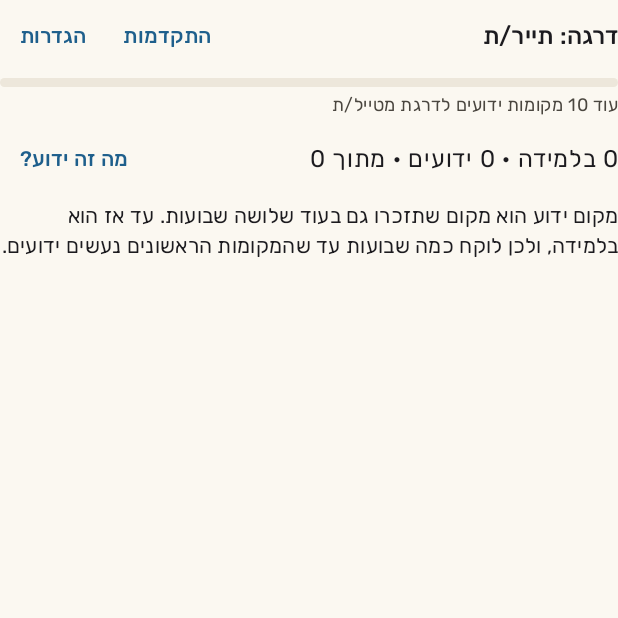
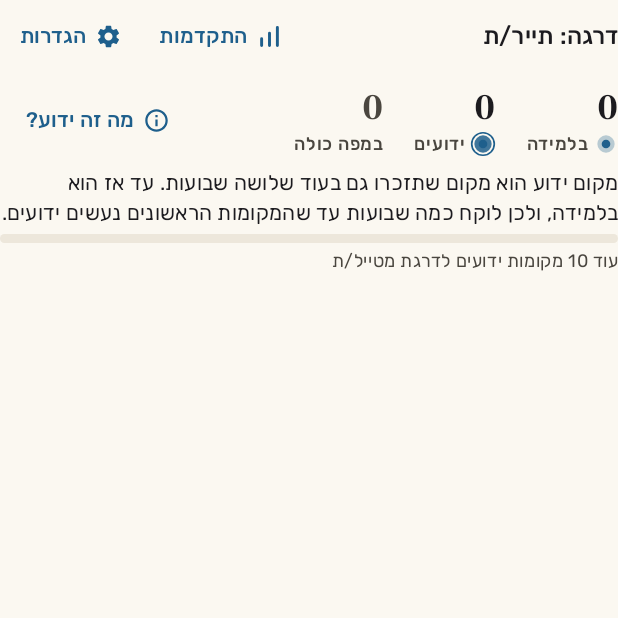
Before and after one commit to shavei/Learn-Israel, an Android app built with Jetpack Compose: the composable HomeHeader shown on its own in the app's theme, after a tap on "מה זה ידוע?", on a phone screen of 412 x 824 dp, the top half of it. Run offline under Robolectric (Android 15) with nearby library versions, the phone set to English and light mode, and no system bars; network calls fail.

Commit message:
Read the counts as a map legend, and give the ways around icons beside their words
Home and progress show the places as three numbers, known, learning and the whole map,
each label beside the mark the map draws for it, so the numbers and the map read
together. Screen readers hear the same sentence as before. "What is known?" sits beside
them, and its answer scrolls into view when it opens.

Progress and settings get a chart and a gear, the way back an arrow, and the other ways
to practice a lock when closed and an arrow when open. Every word stays: the icons only
help find a button again. The buttons wrap at the largest text instead of being cut off.

Co-Authored-By: Claude Opus 5.5 <noreply@anthropic.com>
Claude-Session: https://claude.ai/code/session_01MPVKWsA1Lyc7L4jZk9EKXY

```diff
--- a/app/build.gradle.kts
+++ b/app/build.gradle.kts
@@ -68,6 +68,7 @@ dependencies {
     implementation(platform(libs.compose.bom))
     implementation(libs.compose.ui)
     implementation(libs.compose.material3)
+    implementation(libs.compose.material.icons.core)
     implementation(libs.compose.ui.tooling.preview)
     debugImplementation(libs.compose.ui.tooling)
 
--- /dev/null
+++ b/app/src/main/kotlin/com/shavei/mapa/ui/Legend.kt
@@ -0,0 +1,116 @@
+package com.shavei.mapa.ui
+
+import androidx.compose.foundation.Canvas
+import androidx.compose.foundation.layout.Arrangement
+import androidx.compose.foundation.layout.Column
+import androidx.compose.foundation.layout.Row
+import androidx.compose.foundation.layout.Spacer
+import androidx.compose.foundation.layout.size
+import androidx.compose.foundation.layout.width
+import androidx.compose.material3.Icon
+import androidx.compose.material3.MaterialTheme
+import androidx.compose.material3.Text
+import androidx.compose.material3.TextButton
+import androidx.compose.runtime.Composable
+import androidx.compose.ui.Alignment
+import androidx.compose.ui.Modifier
+import androidx.compose.ui.graphics.Color
+import androidx.compose.ui.graphics.SolidColor
+import androidx.compose.ui.graphics.StrokeCap
+import androidx.compose.ui.graphics.drawscope.Stroke
+import androidx.compose.ui.graphics.vector.ImageVector
+import androidx.compose.ui.graphics.vector.path
+import androidx.compose.ui.res.pluralStringResource
+import androidx.compose.ui.res.stringResource
+import androidx.compose.ui.semantics.clearAndSetSemantics
+import androidx.compose.ui.semantics.contentDescription
+import androidx.compose.ui.text.style.TextAlign
+import androidx.compose.ui.unit.Dp
+import androidx.compose.ui.unit.dp
+import com.shavei.mapa.R
+import com.shavei.mapa.ui.theme.LocalMapPalette
+
+/** A place mark as the map draws it: a soft halo, stronger once known, with a ring for known places. */
+@Composable
+fun LegendMark(color: Color, known: Boolean, size: Dp = 20.dp) {
+    Canvas(Modifier.size(size)) {
+        val r = this.size.minDimension / 2
+        drawCircle(color, radius = r * 0.72f, alpha = if (known) 0.85f else 0.3f)
+        drawCircle(color, radius = r * 0.36f)
+        if (known) drawCircle(color, radius = r * 0.94f, style = Stroke(width = r * 0.14f))
+    }
+}
+
+/**
+ * The player's places as a map legend: the known and the learning counts, each beside the
+ * mark the map draws for it, and the size of the whole map. For a new player, who knows
+ * none yet, the learning count leads. Screen readers hear the same counts as one sentence.
+ */
+@Composable
+fun PlaceCounts(known: Int, learning: Int, total: Int, modifier: Modifier = Modifier) {
+    val sentence =
+        if (known == 0) stringResource(R.string.home_counts_learning, learning, known, total)
+        else pluralStringResource(R.plurals.home_counts_known, known, known, learning, total)
+    val color = LocalMapPalette.current.mastery
+    val knownStat = @Composable {
+        Count(known, pluralStringResource(R.plurals.counts_known, known)) { LegendMark(color, known = true, size = 16.dp) }
+    }
+    val learningStat = @Composable {
+        Count(learning, stringResource(R.string.counts_learning)) { LegendMark(color, known = false, size = 16.dp) }
+    }
+    Row(
+        modifier.clearAndSetSemantics { contentDescription = sentence },
+        horizontalArrangement = Arrangement.spacedBy(20.dp),
+    ) {
+        if (known == 0) {
+            learningStat()
+            knownStat()
+        } else {
+            knownStat()
+            learningStat()
+        }
+        Count(total, stringResource(R.string.counts_total), muted = true, mark = null)
+    }
+}
+
+/** One count: the number large, in the atlas face, with what it counts under it beside its map mark. */
+@Composable
+private fun Count(value: Int, label: String, muted: Boolean = false, mark: (@Composable () -> Unit)?) {
+    val labelColor = MaterialTheme.colorScheme.onSurfaceVariant
+    Column {
+        Text(
+            value.toString(),
+            style = MaterialTheme.typography.headlineSmall,
+            color = if (muted) labelColor else MaterialTheme.colorScheme.onSurface,
+        )
+        Row(verticalAlignment = Alignment.CenterVertically) {
+            if (mark != null) {
+                mark()
+                Spacer(Modifier.width(4.dp))
+            }
+            Text(label, style = MaterialTheme.typography.labelMedium, color = labelColor, textAlign = TextAlign.Start)
+        }
+    }
+}
+
+/**
+ * A text button with a small icon before its word. The word always stays: the icon helps
+ * find the button again, the word says what it does.
+ */
+@Composable
+fun IconTextButton(text: String, icon: ImageVector, onClick: () -> Unit, modifier: Modifier = Modifier) {
+    TextButton(onClick = onClick, modifier = modifier) {
+        Icon(icon, contentDescription = null, modifier = Modifier.size(18.dp))
+        Spacer(Modifier.width(6.dp))
+        Text(text)
+    }
+}
+
+/** Three rising bars: progress. Material's core icons have no chart. */
+val ProgressIcon: ImageVector = ImageVector.Builder("Progress", 24.dp, 24.dp, 24f, 24f).apply {
+    path(stroke = SolidColor(Color.Black), strokeLineWidth = 2.6f, strokeLineCap = StrokeCap.Round) {
+        moveTo(5f, 20f); lineTo(5f, 14f)
+        moveTo(12f, 20f); lineTo(12f, 9f)
+        moveTo(19f, 20f); lineTo(19f, 4f)
+    }
+}.build()
--- a/app/src/main/kotlin/com/shavei/mapa/ui/home/HomeScreen.kt
+++ b/app/src/main/kotlin/com/shavei/mapa/ui/home/HomeScreen.kt
@@ -1,7 +1,7 @@
 package com.shavei.mapa.ui.home
 
 import androidx.compose.foundation.BorderStroke
-import androidx.compose.foundation.Canvas
+import androidx.compose.foundation.ExperimentalFoundationApi
 import androidx.compose.foundation.layout.Arrangement
 import androidx.compose.foundation.layout.Box
 import androidx.compose.foundation.layout.Column
@@ -18,12 +18,21 @@ import androidx.compose.foundation.layout.padding
 import androidx.compose.foundation.layout.safeDrawingPadding
 import androidx.compose.foundation.layout.size
 import androidx.compose.foundation.layout.width
+import androidx.compose.foundation.relocation.BringIntoViewRequester
+import androidx.compose.foundation.relocation.bringIntoViewRequester
 import androidx.compose.foundation.rememberScrollState
 import androidx.compose.foundation.verticalScroll
+import androidx.compose.material.icons.Icons
+import androidx.compose.material.icons.automirrored.filled.KeyboardArrowRight
+import androidx.compose.material.icons.filled.Lock
+import androidx.compose.material.icons.filled.Settings
+import androidx.compose.material.icons.outlined.Info
 import androidx.compose.material3.AlertDialog
 import androidx.compose.material3.Button
+import androidx.compose.material3.ButtonDefaults
 import androidx.compose.material3.CardDefaults
 import androidx.compose.material3.HorizontalDivider
+import androidx.compose.material3.Icon
 import androidx.compose.material3.LinearProgressIndicator
 import androidx.compose.material3.MaterialTheme
 import androidx.compose.material3.OutlinedButton
@@ -45,7 +54,6 @@ import androidx.compose.ui.Modifier
 import androidx.compose.ui.draw.alpha
 import androidx.compose.ui.draw.clipToBounds
 import androidx.compose.ui.graphics.Color
-import androidx.compose.ui.graphics.drawscope.Stroke
 import androidx.compose.ui.layout.boundsInRoot
 import androidx.compose.ui.layout.onGloballyPositioned
 import androidx.compose.ui.platform.LocalConfiguration
@@ -68,8 +76,12 @@ import com.shavei.mapa.content.PlaceType
 import com.shavei.mapa.learning.Blitz
 import com.shavei.mapa.learning.Rank
 import com.shavei.mapa.learning.Streak
+import com.shavei.mapa.ui.IconTextButton
+import com.shavei.mapa.ui.LegendMark
 import com.shavei.mapa.ui.MapCard
 import com.shavei.mapa.ui.Panel
+import com.shavei.mapa.ui.PlaceCounts
+import com.shavei.mapa.ui.ProgressIcon
 import com.shavei.mapa.ui.formatPoints
 import com.shavei.mapa.ui.formatTime
 import com.shavei.mapa.ui.map.MapDecoration
@@ -245,8 +257,11 @@ private fun ActionCard(modifier: Modifier, button: @Composable () -> Unit, conte
     }
 }
 
-/** The rank, the way to the next one, and the counts; with the ways to progress and settings. */
-@OptIn(ExperimentalLayoutApi::class)
+/**
+ * The counts as a map legend, then the rank and the way to the next one; with the ways to
+ * progress and settings, each a word with an icon.
+ */
+@OptIn(ExperimentalLayoutApi::class, ExperimentalFoundationApi::class)
 @Composable
 private fun HomeHeader(state: HomeState, compact: Boolean, onProgress: () -> Unit, onSettings: () -> Unit) {
     Column(verticalArrangement = Arrangement.spacedBy(4.dp)) {
@@ -257,14 +272,30 @@ private fun HomeHeader(state: HomeState, compact: Boolean, onProgress: () -> Uni
                 style = MaterialTheme.typography.titleMedium,
                 modifier = Modifier.align(Alignment.CenterVertically).semantics { heading() },
             )
-            Row {
-                TextButton(onClick = onProgress) { Text(stringResource(R.string.home_progress)) }
-                TextButton(onClick = onSettings) { Text(stringResource(R.string.home_settings)) }
+            // These wrap too: with the largest text two buttons with icons do not fit side by side.
+            FlowRow {
+                IconTextButton(stringResource(R.string.home_progress), ProgressIcon, onProgress)
+                IconTextButton(stringResource(R.string.home_settings), Icons.Filled.Settings, onSettings)
             }
+        }
+        // What "known" means, right beside the counts that use the word; under them when narrow.
+        var explained by rememberSaveable { mutableStateOf(false) }
+        FlowRow(Modifier.fillMaxWidth().padding(vertical = 4.dp), horizontalArrangement = Arrangement.SpaceBetween) {
+            PlaceCounts(state.known, state.learned - state.known, state.total)
+            KnownWhat(Modifier.align(Alignment.Bottom)) { explained = !explained }
+        }
+        if (explained) {
+            // The card is short and scrolls: the answer scrolls into view, so the tap never seems to do nothing.
+            val answer = remember { BringIntoViewRequester() }
+            LaunchedEffect(Unit) { answer.bringIntoView() }
+            Text(
+                stringResource(R.string.home_known_explained),
+                style = MaterialTheme.typography.bodyMedium,
+                modifier = Modifier.bringIntoViewRequester(answer).semantics { liveRegion = LiveRegionMode.Polite },
+            )
         }
         // The way to the next rank in words is also on the progress screen; the bar stays.
         RankProgress(state, showNext = !compact)
-        KnownCounts(state)
     }
 }
 
@@ -348,30 +379,13 @@ private fun MainButton(state: HomeState, hasWork: Boolean, onStartSession: (extr
     }
 }
 
-/**
- * Places in learning and known, in one line. "Known" takes three weeks of stable memory,
- * so for a new player the learning count leads and the line explains itself on request.
- */
-@OptIn(ExperimentalLayoutApi::class)
+/** "Known" takes three weeks of stable memory, so the counts explain it on request. */
 @Composable
-private fun KnownCounts(state: HomeState) {
-    var explained by rememberSaveable { mutableStateOf(false) }
-    val learning = state.learned - state.known
-    FlowRow(Modifier.fillMaxWidth(), horizontalArrangement = Arrangement.SpaceBetween) {
-        Text(
-            if (state.known == 0) stringResource(R.string.home_counts_learning, learning, state.known, state.total)
-            else pluralStringResource(R.plurals.home_counts_known, state.known, state.known, learning, state.total),
-            style = MaterialTheme.typography.bodyLarge,
-            modifier = Modifier.align(Alignment.CenterVertically),
-        )
-        TextButton(onClick = { explained = !explained }) { Text(stringResource(R.string.home_known_what)) }
-    }
-    if (explained) {
-        Text(
-            stringResource(R.string.home_known_explained),
-            style = MaterialTheme.typography.bodyMedium,
-            modifier = Modifier.semantics { liveRegion = LiveRegionMode.Polite },
-        )
+private fun KnownWhat(modifier: Modifier, onClick: () -> Unit) {
+    TextButton(onClick = onClick, modifier = modifier, contentPadding = ButtonDefaults.TextButtonWithIconContentPadding) {
+        Icon(Icons.Outlined.Info, contentDescription = null, modifier = Modifier.size(18.dp))
+        Spacer(Modifier.width(6.dp))
+        Text(stringResource(R.string.home_known_what))
     }
 }
 
@@ -489,17 +503,6 @@ private fun MasteryLegend() {
     }
 }
 
-/** A place mark as the map draws it: a soft halo, stronger once known, with a ring for known places. */
-@Composable
-private fun LegendMark(color: Color, known: Boolean) {
-    Canvas(Modifier.size(20.dp)) {
-        val r = size.minDimension / 2
-        drawCircle(color, radius = r * 0.72f, alpha = if (known) 0.85f else 0.3f)
-        drawCircle(color, radius = r * 0.36f)
-        if (known) drawCircle(color, radius = r * 0.94f, style = Stroke(width = r * 0.14f))
-    }
-}
-
 /**
  * The other ways to practice, each saying what it is, and when locked, what opens it. The
  * locks count in the same words as the top card: a place "in learning" opens free play once
@@ -546,13 +549,22 @@ private fun Modes(
 private fun Mode(title: String, note: String, enabled: Boolean, onClick: () -> Unit) {
     // A locked mode is faded as a whole, so it never looks more inviting than an open one.
     OutlinedCard(onClick = onClick, enabled = enabled, modifier = Modifier.fillMaxWidth().alpha(if (enabled) 1f else 0.55f)) {
-        Column(Modifier.padding(horizontal = 16.dp, vertical = 10.dp)) {
-            Text(
-                title,
-                style = MaterialTheme.typography.titleSmall,
-                color = if (enabled) MaterialTheme.colorScheme.primary else MaterialTheme.colorScheme.onSurfaceVariant,
+        Row(Modifier.padding(horizontal = 16.dp, vertical = 10.dp), verticalAlignment = Alignment.CenterVertically) {
+            Column(Modifier.weight(1f)) {
+                Text(
+                    title,
+                    style = MaterialTheme.typography.titleSmall,
+                    color = if (enabled) MaterialTheme.colorScheme.primary else MaterialTheme.colorScheme.onSurfaceVariant,
+                )
+                Text(note, style = MaterialTheme.typography.bodySmall, color = MaterialTheme.colorScheme.onSurfaceVariant)
+            }
+            // A lock says "not yet" before the note is read; an open mode has the arrow of a way in.
+            Icon(
+                if (enabled) Icons.AutoMirrored.Filled.KeyboardArrowRight else Icons.Filled.Lock,
+                contentDescription = null,
+                tint = if (enabled) MaterialTheme.colorScheme.primary else MaterialTheme.colorScheme.onSurfaceVariant,
+                modifier = Modifier.padding(start = 8.dp).size(20.dp),
             )
-            Text(note, style = MaterialTheme.typography.bodySmall, color = MaterialTheme.colorScheme.onSurfaceVariant)
         }
     }
 }
--- a/app/src/main/kotlin/com/shavei/mapa/ui/settings/SettingsScreen.kt
+++ b/app/src/main/kotlin/com/shavei/mapa/ui/settings/SettingsScreen.kt
@@ -18,6 +18,8 @@ import androidx.compose.foundation.selection.selectable
 import androidx.compose.foundation.selection.selectableGroup
 import androidx.compose.foundation.selection.toggleable
 import androidx.compose.foundation.verticalScroll
+import androidx.compose.material.icons.Icons
+import androidx.compose.material.icons.automirrored.filled.ArrowBack
 import androidx.compose.material3.AlertDialog
 import androidx.compose.material3.Button
 import androidx.compose.material3.ExperimentalMaterial3Api
@@ -64,6 +66,7 @@ import com.shavei.mapa.data.Settings
 import com.shavei.mapa.data.ThemeChoice
 import com.shavei.mapa.geo.Bounds
 import com.shavei.mapa.reminder.Reminders
+import com.shavei.mapa.ui.IconTextButton
 import com.shavei.mapa.ui.formatTime
 import com.shavei.mapa.ui.rememberNotificationAccess
 import com.shavei.mapa.ui.map.LocalMapLook
@@ -109,7 +112,7 @@ fun SettingsScreen(
                 style = MaterialTheme.typography.headlineMedium,
                 modifier = Modifier.weight(1f).semantics { heading() },
             )
-            TextButton(onClick = onBack) { Text(stringResource(R.string.back)) }
+            IconTextButton(stringResource(R.string.back), Icons.AutoMirrored.Filled.ArrowBack, onBack)
         }
         // A line under the title once the settings scroll beneath it.
         HorizontalDivider(color = if (scroll.value > 0) MaterialTheme.colorScheme.outlineVariant else MaterialTheme.colorScheme.background)
--- a/app/src/main/res/values/strings.xml
+++ b/app/src/main/res/values/strings.xml
@@ -2,18 +2,6 @@
 <resources>
     <string name="app_name">מפה</string>
     <string name="home_title">המפה שלך</string>
-    <plurals name="home_known">
-        <item quantity="one">מקום אחד ידוע</item>
-        <item quantity="two">%d מקומות ידועים</item>
-        <item quantity="many">%d מקומות ידועים</item>
-        <item quantity="other">%d מקומות ידועים</item>
-    </plurals>
-    <plurals name="home_learned">
-        <item quantity="one">%1$d מתוך מקום אחד בתרגול</item>
-        <item quantity="two">%1$d מתוך %2$d מקומות בתרגול</item>
-        <item quantity="many">%1$d מתוך %2$d מקומות בתרגול</item>
-        <item quantity="other">%1$d מתוך %2$d מקומות בתרגול</item>
-    </plurals>
     <string name="home_start">התחילו אימון יומי</string>
     <plurals name="home_due">
         <item quantity="one">%1$d לחזרה, אחד חדש</item>
@@ -76,6 +64,15 @@
     <string name="home_blitz_locked">ייפתח כשיהיו %1$d מקומות בתרגול, בלמידה או ידועים (עכשיו %2$d)</string>
     <string name="home_trip_note">מסלול על המפה בין המקומות שבתרגול</string>
     <string name="home_trip_locked">ייפתח כשיהיו בתרגול כמה מקומות קרובים זה לזה</string>
+    <!-- The counts on home and progress, as a map legend: a number above each label. -->
+    <plurals name="counts_known">
+        <item quantity="one">ידוע</item>
+        <item quantity="two">ידועים</item>
+        <item quantity="many">ידועים</item>
+        <item quantity="other">ידועים</item>
+    </plurals>
+    <string name="counts_learning">בלמידה</string>
+    <string name="counts_total">במפה כולה</string>
     <string name="home_known_what">מה זה ידוע?</string>
     <string name="home_known_explained">מקום ידוע הוא מקום שתזכרו גם בעוד שלושה שבועות. עד אז הוא בלמידה, ולכן לוקח כמה שבועות עד שהמקומות הראשונים נעשים ידועים.</string>
     <string name="home_build">הרכבת המפה</string>
--- a/gradle/libs.versions.toml
+++ b/gradle/libs.versions.toml
@@ -23,6 +23,7 @@ compose-ui = { module = "androidx.compose.ui:ui" }
 compose-ui-tooling = { module = "androidx.compose.ui:ui-tooling" }
 compose-ui-tooling-preview = { module = "androidx.compose.ui:ui-tooling-preview" }
 compose-material3 = { module = "androidx.compose.material3:material3" }
+compose-material-icons-core = { module = "androidx.compose.material:material-icons-core" }
 compose-ui-test-junit4 = { module = "androidx.compose.ui:ui-test-junit4" }
 compose-ui-test-manifest = { module = "androidx.compose.ui:ui-test-manifest" }
 room-runtime = { module = "androidx.room:room-runtime", version.ref = "room" }
```
Also changed, not shown: app/src/main/kotlin/com/shavei/mapa/ui/progress/ProgressScreen.kt (+6 -3 lines), 4 other files.
